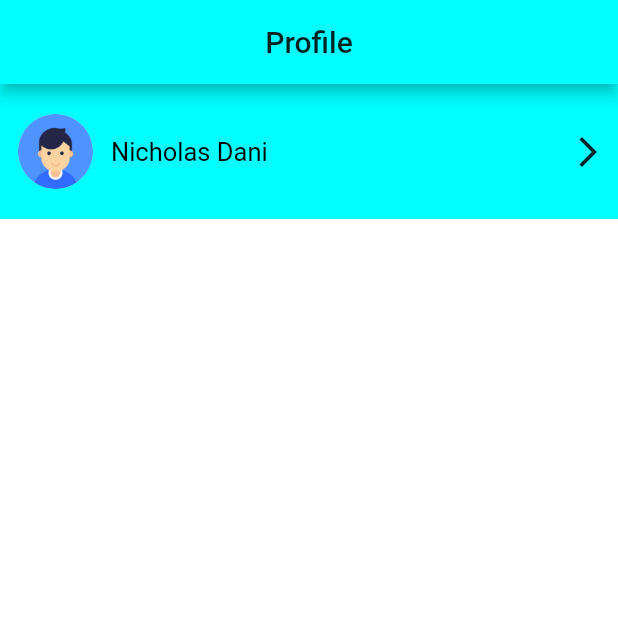
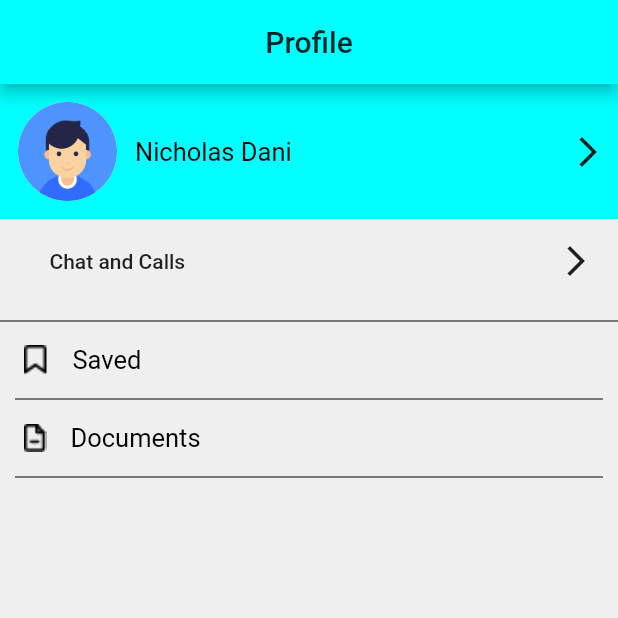
Before and after one commit to Ssentialhealth/ssentialhealth, a Flutter app: the screen it shows after launch, on a phone screen of 412 x 824 dp, the top half of it. Run offline on Flutter 3.47's test engine with Material 2 defaults, Android fonts, the light colour scheme and no system bars; our stand-ins replace fluttertoast, shared_preferences; missing offline and left inert: country_list_pick, flutter_session, flutter_statusbarcolor, shared_preferences_web.

Commit message:
Profile page Saved and Documents designs

```diff
--- a/lib/screens/home_screen.dart
+++ b/lib/screens/home_screen.dart
@@ -1,7 +1,6 @@
 import 'package:flutter/material.dart';
 import 'package:flutter_statusbarcolor/flutter_statusbarcolor.dart';
 import 'package:pocket_health/widgets/widget.dart';
-import 'package:flutter/services.dart';
 
 
 import '../size_config.dart';
--- a/lib/screens/profile_screen.dart
+++ b/lib/screens/profile_screen.dart
@@ -10,6 +10,7 @@
   @override
   Widget build(BuildContext context) {
     return Scaffold(
+      backgroundColor: Color(0xFFEFEFEF),
       appBar: AppBar(
         title: Text("Profile"),
         backgroundColor: Color(0xFF00FFFF),
@@ -17,7 +18,9 @@
       ),
       body: Container(
         child: Container(
-          child: Row(
+          child: Column(
+            children: [
+              Row(
                 children: <Widget>[
                   Container(
                     color: Color(0xFF00FFFF),
@@ -29,8 +32,8 @@
                           padding: EdgeInsets.all(12.0),
                           child: Container(
                             child: ClipRRect(
-                            borderRadius: BorderRadius.circular(30),
-                            child: Image.asset("assets/images/download.png", height: 50,)),
+                                borderRadius: BorderRadius.circular(40),
+                                child: Image.asset("assets/images/download.png", height: 70,)),
                           ),
                         ),
                         Text("Nicholas Dani",style: mediumTextStyle(),),
@@ -38,12 +41,46 @@
                         Padding(
                           padding: const EdgeInsets.all(8.0),
                           child: Icon(Icons.arrow_forward_ios_outlined),
-                    )
+                        ),
                         ],
                     ),
                   ),
                 ],
               ),
+              Container(
+                height: 60,
+                color: Color(0xFFEFEFEF),
+                child: Column(
+                  children: [
+                    Padding(
+                      padding:  EdgeInsets.all(8.0),
+                      child: Row(
+                        mainAxisAlignment: MainAxisAlignment.spaceBetween,
+                        children: <Widget>[
+                          Padding(
+                            padding:  EdgeInsets.only(left:25),
+                            child: Text("Chat and Calls",style: TextStyle(fontWeight: FontWeight.w500),),
+                          ),
+                          Padding(
+                            padding:  EdgeInsets.all(8.0),
+                            child: Icon(Icons.arrow_forward_ios),
+                          ),
+                        ],
+                      ),
+                    ),
+                  ],
+                ),
+
+              ),
+              Divider(color: Colors.black,),
+              menuItems("assets/images/icons/Saved.png", "Saved"),
+              Divider(color: Colors.black,indent: 10,endIndent: 10,),
+              menuItems("assets/images/icons/document.png", "Documents"),
+              Divider(color: Colors.black,indent: 10,endIndent: 10,)
+
+            ],
+          ),
+
         ),
       ),
     );
--- a/lib/widgets/widget.dart
+++ b/lib/widgets/widget.dart
@@ -35,6 +35,26 @@
 
           ],
         ),
+      ),
+    ),
+  );
+}
+
+Widget menuItems(String image, String text){
+  return  Container(
+    child: Padding(
+      padding:  EdgeInsets.only(left:8.0),
+      child: Row(
+        children: <Widget>[
+          Padding(
+            padding:  EdgeInsets.all(8.0),
+            child: Image.asset(image,scale: 0.8,),
+          ),
+          Padding(
+            padding:  EdgeInsets.all(8.0),
+            child: Text(text,style: mediumTextStyle(),),
+          ),
+        ],
       ),
     ),
   );
```
Also changed, not shown: assets/images/icons/Icon feather-file-text.png (added), assets/images/icons/Saved.png (added), assets/images/icons/contact us.png (added), assets/images/icons/document.png (added), assets/images/icons/feedback.png (added), assets/images/icons/help.png (added), assets/images/icons/insurance agency.png (added), assets/images/icons/shared medical.png (added), assets/images/icons/terms and conditions.png (added), 1 other file. Lines whose indentation alone changed are shown as unchanged.
